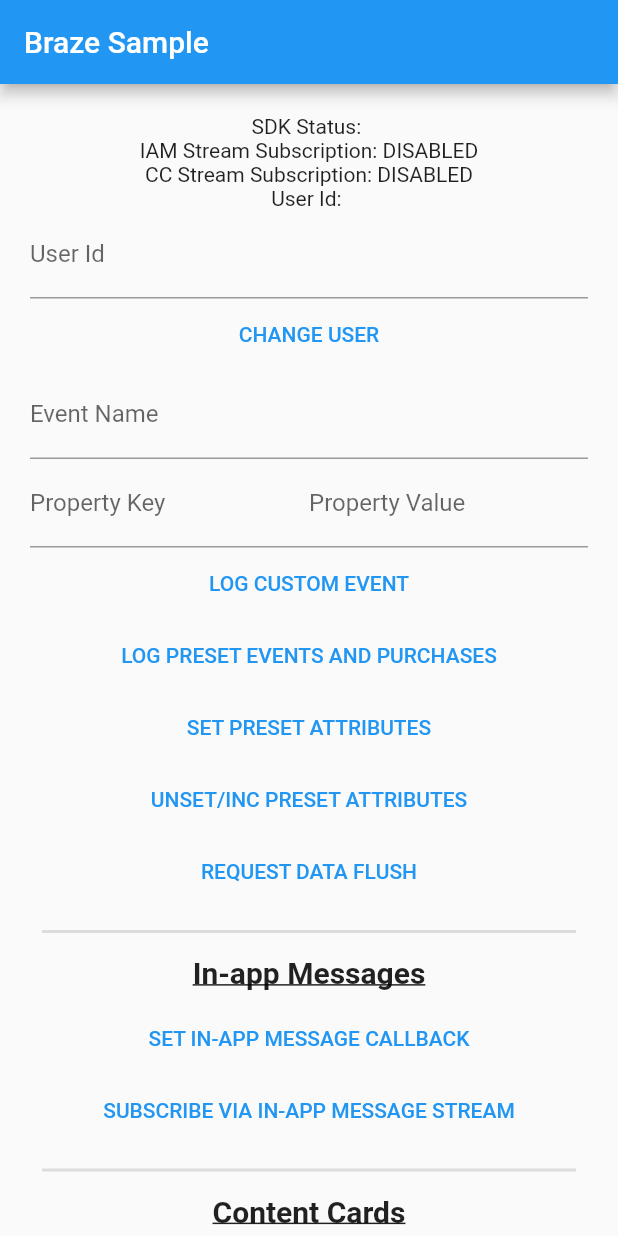
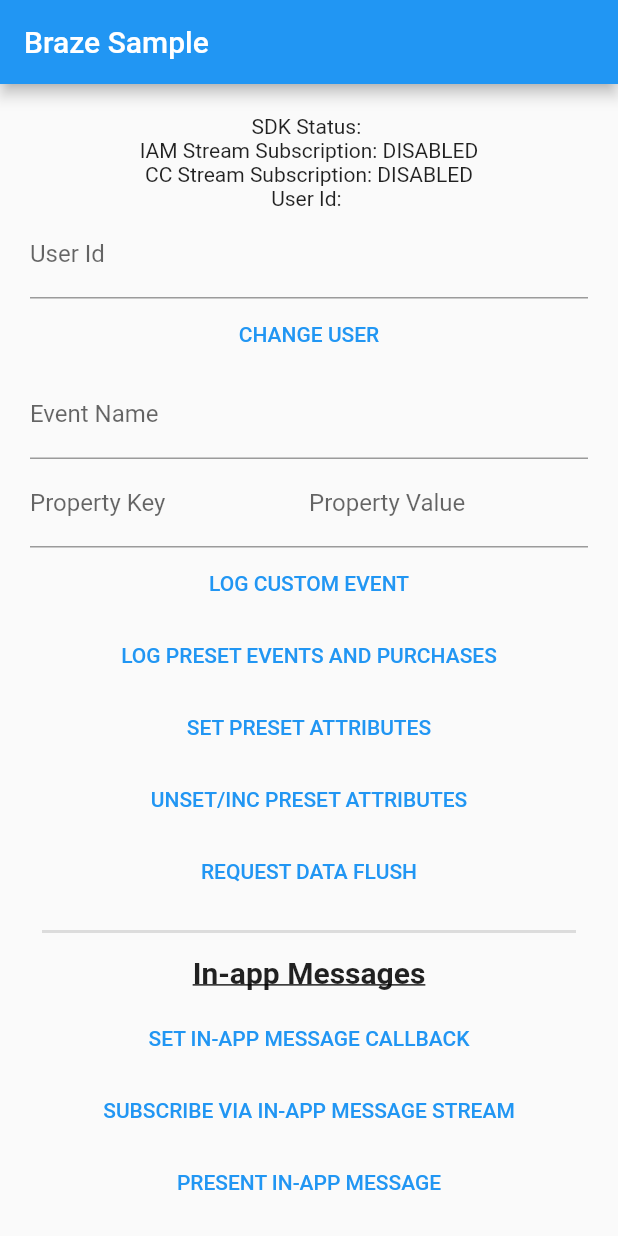
Before and after one commit to braze-inc/braze-flutter-sdk, a Flutter app: the screen it shows after launch, on a phone screen of 412 x 824 dp. Run offline on Flutter 3.47's test engine with Material 2 defaults, Android fonts, the phone set to English and light mode, and no system bars.

Commit message:
Added plugin method to present in-app messages to the end user

```diff
--- a/example/lib/main.dart
+++ b/example/lib/main.dart
@@ -62,6 +62,29 @@ class BrazeFunctionsState extends State<BrazeFunctions> {
     contentCardsStreamSubscription.cancel();
     super.dispose();
   }
+
+  final exampleInAppMessageJson =
+      '{\"message\":\"message\",\"click_action\":\"NONE\",'
+      '\"header\":\"header\",\"text_align_header\":\"CENTER\",'
+      '\"header_text_color\":4279990479,'
+      '\"type\":\"MODAL\",'
+      '\"use_webview\":false,'
+      '\"image_url\":\"https://raw.githubusercontent.com/Appboy/appboy-ios-sdk/master/braze-logo.png\",'
+      '\"image_style\":\"TOP\", \"orientation\":\"ANY\",'
+      '\"text_align_message\":\"CENTER\",\"message_close\":\"SWIPE\",'
+      '\"btns\":['
+      '{\"id\":0,\"text\":\"Close\",\"click_action\":\"NONE\",'
+      '\"use_webview\":false,\"bg_color\":4294967295,\"text_color\":4279990479,'
+      '\"border_color\":4279990479},'
+      '{\"id\":1,\"text\":\"Open\",'
+      '\"click_action\":\"URI\",\"uri\":\"https://www.braze.com\",'
+      '\"use_webview\":false,\"bg_color\":4294967295,'
+      '\"text_color\":4279990479,\"border_color\":4279990479}'
+      '],'
+      '\"close_btn_color\":4291085508,\"bg_color\":4294967295,'
+      '\"frame_color\":3207803699,\"text_color\":4280624421,'
+      '\"animate_in\":true,\"animate_out\":true,'
+      '\"extras\":{},\"is_control":false}';
 
   @override
   Widget build(BuildContext context) {
@@ -268,6 +291,13 @@ class BrazeFunctionsState extends State<BrazeFunctions> {
                   content: new Text("Listening to in-app message stream. "
                       "In-app message data will appear in snackbars."),
                 ));
+              },
+            ),
+            TextButton(
+              child: const Text('PRESENT IN-APP MESSAGE'),
+              onPressed: () {
+                final inAppMessage = BrazeInAppMessage(exampleInAppMessageJson);
+                _braze.presentInAppMessage(inAppMessage);
               },
             ),
             SectionHeader("Content Cards"),
```
Also changed, not shown: lib/braze_plugin.dart (+8 -0 lines), 4 other files.
